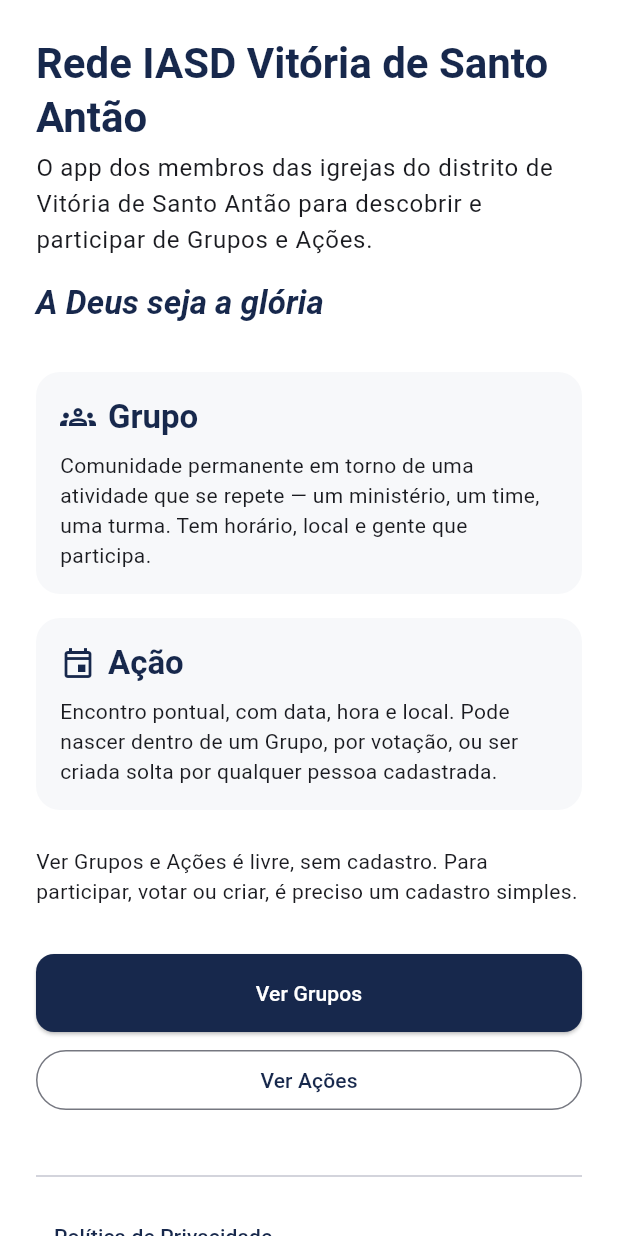
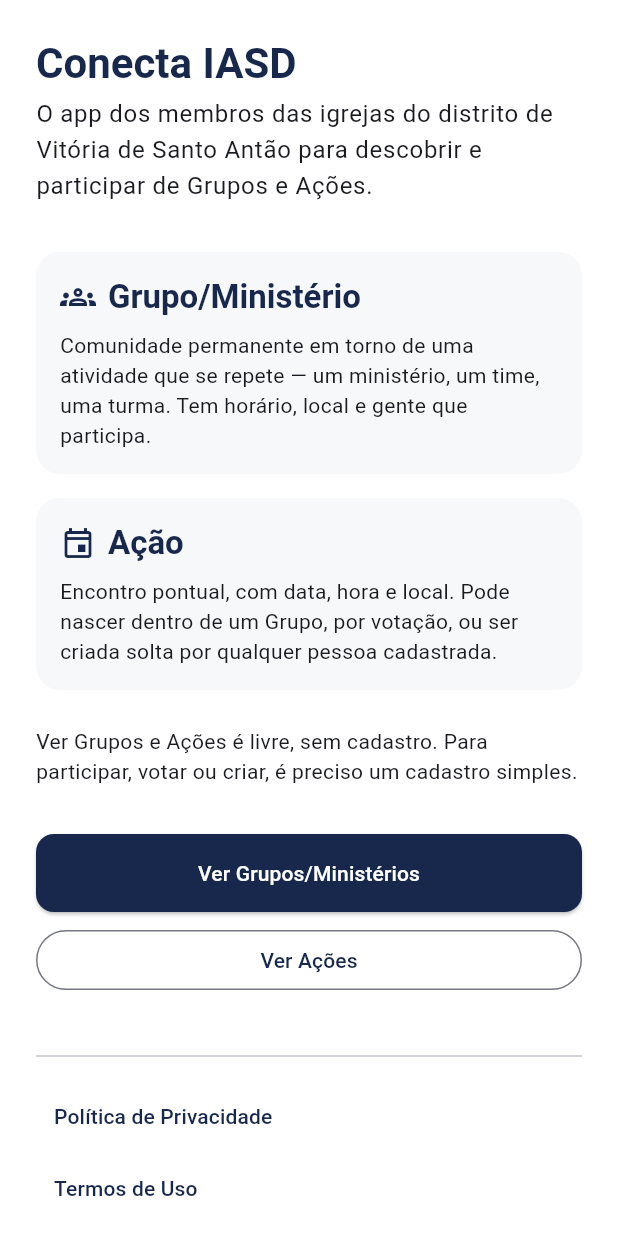
Before and after one commit to JDaniielC/iasd-conecta, a Flutter app: the screen it shows after launch, on a phone screen of 412 x 824 dp. Run offline on Flutter 3.47's test engine with Material 3 defaults, Android fonts, the phone set to English and light mode, and no system bars; our stand-ins replace flutter_dotenv, flutter_riverpod, go_router, supabase_flutter; accounts and stored records are empty; network calls fail.

Commit message:
feat(010): Conecta IASD — nome, doxologia no rodapé, ícone e rótulo Grupo/Ministério
Quatro pedidos do responsável pelo app, com a spec emendada junto para
código e documento não divergirem.

1. Nome passa a ser 'Conecta IASD' — MaterialApp.title, <title>,
   manifest.json, apple-mobile-web-app-title e o cabeçalho da Home.
   As cores do manifest saíram do azul padrão do Flutter (#0175C2)
   para o azul-marinho do tema (#17284C).

2. 'A Deus seja a glória' sai do bloco de identidade e vai para o
   rodapé, como fecho. Continua Text comum, sem ExcludeSemantics, para
   leitor de tela ler. Efeito colateral bom: some o conflito que o
   plan.md registrava entre SC-002 e FR-014 — a doxologia não disputa
   mais espaço com a fonte no tamanho máximo em paisagem.

3. Ícone próprio do Conecta IASD (favicon + os 4 web/icons): três nós
   ligados, azul-marinho do tema. NÃO usa o símbolo oficial da Igreja
   Adventista do Sétimo Dia — é marca registrada de uma organização
   real, e desenhar uma imitação de memória chamando de oficial seria
   errado. Trocar os 5 PNGs basta se o arquivo oficial vier.

4. Rótulo de tela diz 'Grupo/Ministério': título de página, botão,
   rótulo de campo e tooltip. Escopo restrito a rótulo — prosa,
   mensagem de erro, páginas legais, identificador Dart e banco
   continuam com 'Grupo'.

   Não tocado de propósito: delete_account_page.dart:47 faz
   message.contains('Dono de Grupo') — é comparação contra mensagem do
   servidor, não rótulo. Mexer ali quebraria a lógica.

Tensão registrada na spec: Grupo e Ministério são entradas distintas
do glossário (Ministério é Grupo que tem Líder/Diretor). Juntá-los no
rótulo funde dois conceitos que o Princípio I separa. Decisão do
responsável, escopo limitado, e CONTEXT.md registra a convenção para
glossário e tela não divergirem.

Gates: analyze 0 issues, 116 testes, build web ok.

Co-Authored-By: Claude Opus 5 (1M context) <noreply@anthropic.com>

```diff
--- a/lib/app.dart
+++ b/lib/app.dart
@@ -173,7 +173,7 @@ class App extends ConsumerWidget {
   Widget build(BuildContext context, WidgetRef ref) {
     final router = ref.watch(goRouterProvider);
     return MaterialApp.router(
-      title: 'IASD Distrito Vitória de Santo Antão',
+      title: 'Conecta IASD',
       debugShowCheckedModeBanner: kDebugMode,
       theme: AppTheme.light(),
       routerConfig: router,
--- a/lib/features/action/presentation/action_list_page.dart
+++ b/lib/features/action/presentation/action_list_page.dart
@@ -58,7 +58,7 @@ class _ActionListPageState extends ConsumerState<ActionListPage> {
         title: const Text('Ações'),
         actions: [
           IconButton(
-            tooltip: 'Grupos',
+            tooltip: 'Grupos/Ministérios',
             icon: const Icon(Icons.groups_outlined),
             onPressed: () => context.go('/grupos'),
           ),
--- a/lib/features/group/presentation/create_group_page.dart
+++ b/lib/features/group/presentation/create_group_page.dart
@@ -67,7 +67,7 @@ class _CreateGroupPageState extends ConsumerState<CreateGroupPage> {
     final categoriesAsync = ref.watch(groupCategoriesProvider);
 
     return Scaffold(
-      appBar: AppBar(title: const Text('Criar Grupo')),
+      appBar: AppBar(title: const Text('Criar Grupo/Ministério')),
       body: SingleChildScrollView(
         padding: const EdgeInsets.all(AppSpacing.lg),
         child: Form(
@@ -77,7 +77,7 @@ class _CreateGroupPageState extends ConsumerState<CreateGroupPage> {
             children: [
               TextFormField(
                 controller: _nameController,
-                decoration: const InputDecoration(labelText: 'Nome do Grupo'),
+                decoration: const InputDecoration(labelText: 'Nome do Grupo/Ministério'),
                 validator: (v) => (v == null || v.trim().isEmpty) ? 'Informe um nome' : null,
               ),
               const SizedBox(height: AppSpacing.md),
@@ -155,7 +155,7 @@ class _CreateGroupPageState extends ConsumerState<CreateGroupPage> {
                         width: 20,
                         child: CircularProgressIndicator(strokeWidth: 2),
                       )
-                    : const Text('Criar Grupo'),
+                    : const Text('Criar Grupo/Ministério'),
               ),
             ],
           ),
--- a/lib/features/group/presentation/edit_group_page.dart
+++ b/lib/features/group/presentation/edit_group_page.dart
@@ -72,7 +72,7 @@ class _EditGroupPageState extends ConsumerState<EditGroupPage> {
     final uid = ref.watch(currentUserIdProvider);
 
     return Scaffold(
-      appBar: AppBar(title: const Text('Editar Grupo')),
+      appBar: AppBar(title: const Text('Editar Grupo/Ministério')),
       body: groupAsync.when(
         data: (group) {
           if (!group.isOwner(uid)) {
--- a/lib/features/group/presentation/group_detail_page.dart
+++ b/lib/features/group/presentation/group_detail_page.dart
@@ -51,7 +51,7 @@ class GroupDetailPage extends ConsumerWidget {
     final participa = membersAsync.value?.any((p) => p.id == uid) ?? false;
 
     return Scaffold(
-      appBar: AppBar(title: const Text('Grupo')),
+      appBar: AppBar(title: const Text('Grupo/Ministério')),
       body: groupAsync.when(
         data: (group) {
           final isOwner = group.isOwner(uid);
@@ -98,7 +98,7 @@ class GroupDetailPage extends ConsumerWidget {
                 const SizedBox(height: AppSpacing.lg),
                 ElevatedButton(
                   onPressed: participa ? () => _sair(context, ref) : () => _join(context, ref),
-                  child: Text(participa ? 'Sair do Grupo' : 'Participar'),
+                  child: Text(participa ? 'Sair do Grupo/Ministério' : 'Participar'),
                 ),
                 const SizedBox(height: AppSpacing.lg),
                 Text('Participantes', style: Theme.of(context).textTheme.titleLarge),
--- a/lib/features/group/presentation/group_list_page.dart
+++ b/lib/features/group/presentation/group_list_page.dart
@@ -47,7 +47,7 @@ class _GroupListPageState extends ConsumerState<GroupListPage> {
 
     return Scaffold(
       appBar: AppBar(
-        title: const Text('Grupos'),
+        title: const Text('Grupos/Ministérios'),
         actions: [
           IconButton(
             tooltip: 'Ações',
--- a/lib/features/home/presentation/home_page.dart
+++ b/lib/features/home/presentation/home_page.dart
@@ -32,27 +32,18 @@ class HomePage extends ConsumerWidget {
             children: [
               // Bloco de identidade — compacto de propósito: é ele que precisa
               // caber sem rolagem em paisagem, em tamanho de fonte padrão.
-              Text(
-                'Rede IASD Vitória de Santo Antão',
-                style: text.headlineMedium,
-              ),
+              Text('Conecta IASD', style: text.headlineMedium),
               const SizedBox(height: AppSpacing.xs),
               Text(
                 'O app dos membros das igrejas do distrito de Vitória de Santo '
                 'Antão para descobrir e participar de Grupos e Ações.',
                 style: text.bodyLarge,
               ),
-              const SizedBox(height: AppSpacing.md),
-              // Texto comum, não decoração: leitor de tela precisa ler.
-              Text(
-                'A Deus seja a glória',
-                style: text.titleLarge?.copyWith(fontStyle: FontStyle.italic),
-              ),
 
               const SizedBox(height: AppSpacing.xl),
               const _ConceptCard(
                 icon: Icons.groups_outlined,
-                title: 'Grupo',
+                title: 'Grupo/Ministério',
                 body: 'Comunidade permanente em torno de uma atividade que se '
                     'repete — um ministério, um time, uma turma. Tem horário, '
                     'local e gente que participa.',
@@ -87,6 +78,20 @@ class HomePage extends ConsumerWidget {
                 onPressed: () => context.push('/termos'),
                 child: const Text('Termos de Uso'),
               ),
+
+              const SizedBox(height: AppSpacing.lg),
+              // Rodapé. Texto comum, não decoração: leitor de tela precisa ler,
+              // então nada de ExcludeSemantics aqui.
+              Center(
+                child: Text(
+                  'A Deus seja a glória',
+                  style: text.titleMedium?.copyWith(
+                    fontStyle: FontStyle.italic,
+                    color: AppColors.navy,
+                  ),
+                ),
+              ),
+              const SizedBox(height: AppSpacing.md),
             ],
           ),
         ),
@@ -161,13 +166,13 @@ class _MainCallToAction extends ConsumerWidget {
         else
           ElevatedButton(
             onPressed: () => context.go('/grupos'),
-            child: const Text('Ver Grupos'),
+            child: const Text('Ver Grupos/Ministérios'),
           ),
         const SizedBox(height: AppSpacing.sm),
         if (needsSignup)
           OutlinedButton(
             onPressed: () => context.go('/grupos'),
-            child: const Text('Ver Grupos'),
+            child: const Text('Ver Grupos/Ministérios'),
           ),
         if (needsSignup) const SizedBox(height: AppSpacing.sm),
         OutlinedButton(
```
Also changed, not shown: 12 other files.
